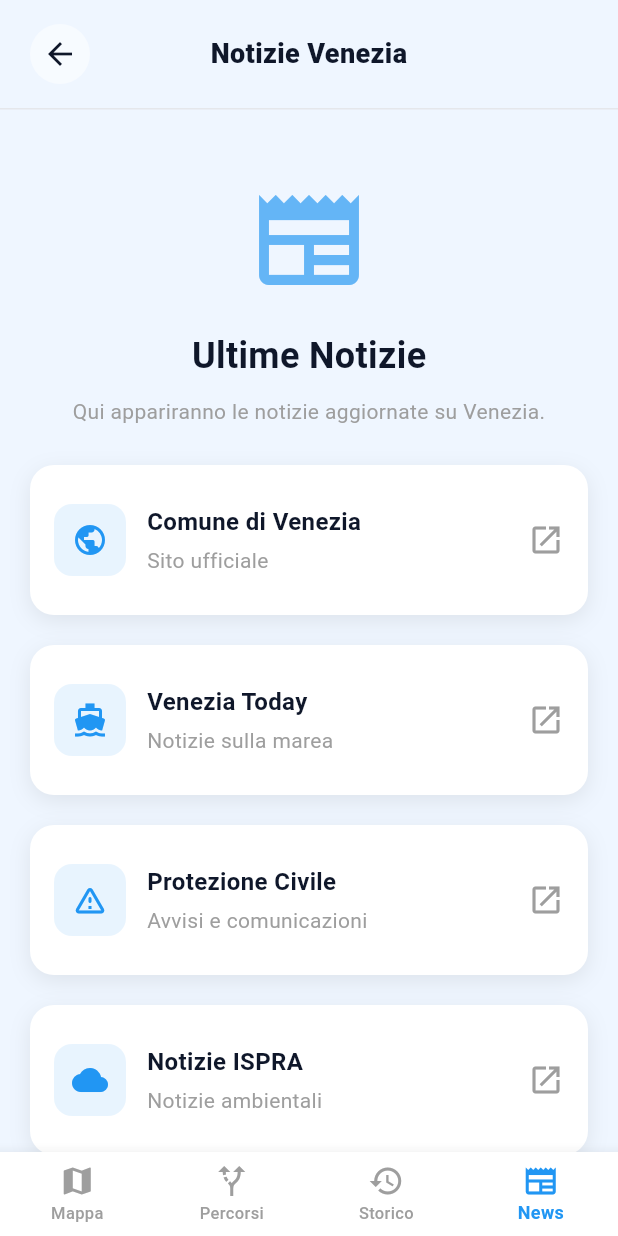
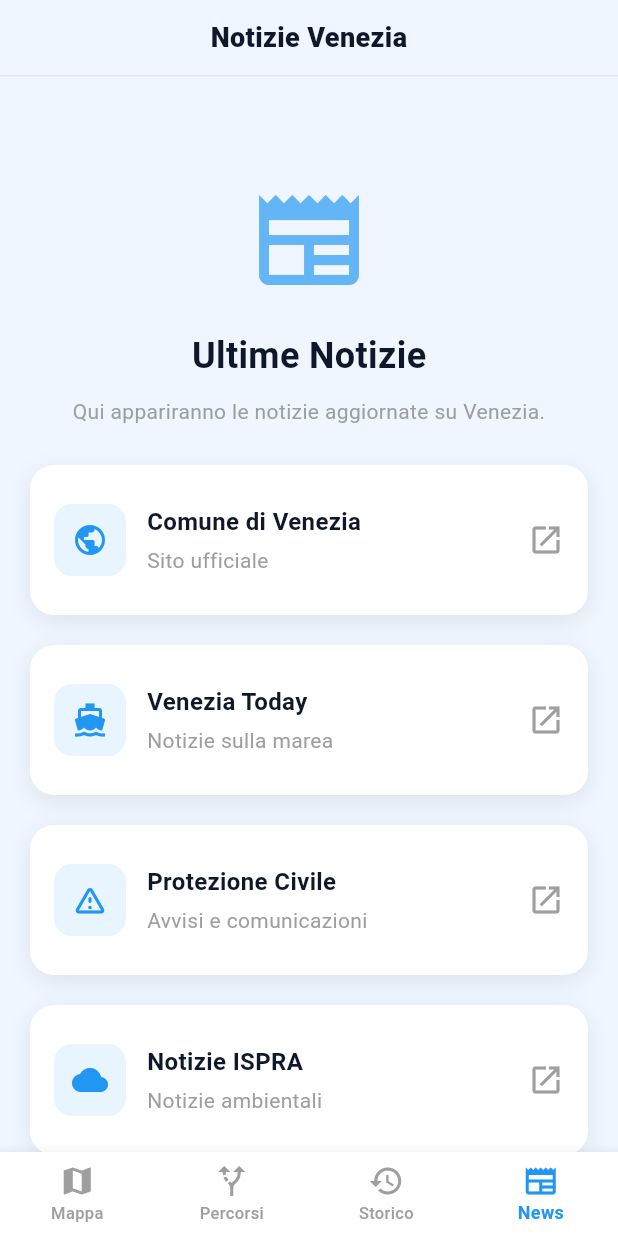
Before and after one commit to nicogarbin/VEnv, a Flutter app: the screen it shows after launch, item 4 of the bottom bar chosen, on a phone screen of 412 x 824 dp. Run offline on Flutter 3.47's test engine with Material 3 defaults, Android fonts, the phone set to English and light mode, and no system bars; our stand-ins replace cloud_firestore, firebase_core, fl_chart, flutter_dotenv, flutter_map, geolocator and 3 more; missing offline and left inert: flutter_polyline_points; accounts and stored records are empty; network calls fail.

Commit message:
minor fixes

```diff
--- a/lib/screens/data_history/data_history.dart
+++ b/lib/screens/data_history/data_history.dart
@@ -5,7 +5,6 @@
 import 'package:firebase_core/firebase_core.dart';
 import 'package:fl_chart/fl_chart.dart';
 import 'package:intl/intl.dart';
-import '../main_screen.dart'; // Import necessario per tornare alla Mappa
 
 class DataHistoryScreen extends StatefulWidget {
   const DataHistoryScreen({super.key});
@@ -490,19 +489,12 @@
           ),
 
           // 2. HEADER FISSO (Identico alle altre pagine)
-          Positioned(
+          const Positioned(
             top: 0,
             left: 0,
             right: 0,
             child: _StickyHeader(
               title: 'Storico Dati',
-              onBack: () {
-                // Torna alla schermata principale (Mappa)
-                Navigator.of(context).pushAndRemoveUntil(
-                  MaterialPageRoute(builder: (context) => const MainScreen()),
-                  (route) => false,
-                );
-              },
             ),
           ),
         ],
@@ -516,9 +508,8 @@
 // HEADER AGGIORNATO (Stile coerente)
 class _StickyHeader extends StatelessWidget {
   final String title;
-  final VoidCallback onBack;
 
-  const _StickyHeader({required this.title, required this.onBack});
+  const _StickyHeader({required this.title});
 
   @override
   Widget build(BuildContext context) {
@@ -538,14 +529,7 @@
           ),
           child: Row(
             children: [
-              IconButton(
-                onPressed: onBack,
-                icon: const Icon(Icons.arrow_back, color: Color(0xFF0F172A)),
-                style: IconButton.styleFrom(
-                  backgroundColor: Colors.white.withOpacity(0.5),
-                  shape: const CircleBorder(),
-                ),
-              ),
+              const SizedBox(width: 48),
               Expanded(
                 child: Text(
                   title,
--- a/lib/screens/news/news.dart
+++ b/lib/screens/news/news.dart
@@ -1,7 +1,6 @@
 import 'dart:ui';
 import 'package:flutter/material.dart';
 import 'package:url_launcher/url_launcher.dart';
-import '../main_screen.dart';
 
 class NewsScreen extends StatelessWidget {
   const NewsScreen({super.key});
@@ -78,19 +77,12 @@
           ),
 
 
-          Positioned(
+          const Positioned(
             top: 0,
             left: 0,
             right: 0,
             child: _StickyHeader(
               title: 'Notizie Venezia',
-              onBack: () {
-
-                Navigator.of(context).pushAndRemoveUntil(
-                  MaterialPageRoute(builder: (context) => const MainScreen()),
-                  (route) => false,
-                );
-              },
             ),
           ),
         ],
@@ -101,11 +93,9 @@
 
 class _StickyHeader extends StatelessWidget {
   final String title;
-  final VoidCallback onBack;
 
   const _StickyHeader({
     required this.title,
-    required this.onBack,
   });
 
   @override
@@ -121,14 +111,7 @@
           ),
           child: Row(
             children: [
-              IconButton(
-                onPressed: onBack,
-                icon: const Icon(Icons.arrow_back, color: Color(0xFF0F172A)),
-                style: IconButton.styleFrom(
-                  backgroundColor: Colors.white.withOpacity(0.5),
-                  shape: const CircleBorder(),
-                ),
-              ),
+              const SizedBox(width: 48),
               Expanded(
                 child: Text(
                   title,
```
Also changed, not shown: lib/screens/dynamic_map/dynamic_map.dart (+2 -9 lines).
